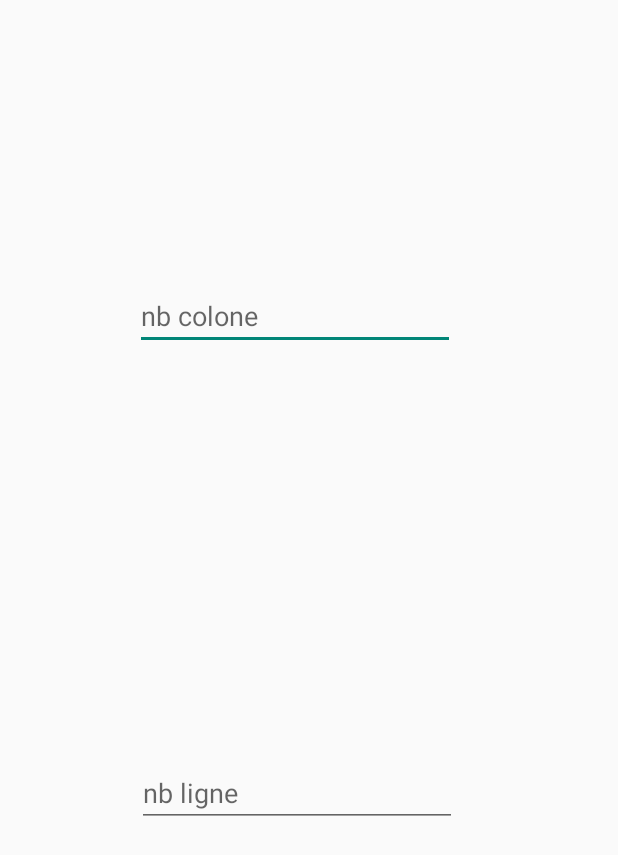
After one commit to CorentinGautier/SIAMAMUSE, an Android app: the Activity_CreationPlateau screen opened directly, with no data from a screen before it, on a phone screen of 412 x 824 dp. The commit adds this screen. Shown: the top 855 px of the screen. Run offline under Robolectric (Android 15) with nearby library versions, the phone set to English and light mode, and no system bars.

Commit message:
EditMatrice debut

```diff
--- a/app/src/main/AndroidManifest.xml
+++ b/app/src/main/AndroidManifest.xml
@@ -19,8 +19,9 @@
         <activity android:name=".Activity_Option" />
         <activity android:name=".Activity_OptionJeu" />
         <activity android:name=".Activity_Partie" />
-        <activity android:name=".Activity_PageDeVictoire"/>
-            <activity android:name=".Tutoriel.Activity_Tutoriel" />
+        <activity android:name=".Activity_PageDeVictoire" />
+        <activity android:name=".Tutoriel.Activity_Tutoriel" />
+        <activity android:name=".Plateau.Activity_CreationPlateau"></activity>
     </application>
 
 </manifest>
--- /dev/null
+++ b/app/src/main/java/corp/siam/siamamuse/Plateau/Activity_CreationPlateau.java
@@ -0,0 +1,58 @@
+package corp.siam.siamamuse.Plateau;
+
+import android.support.v7.app.AppCompatActivity;
+import android.os.Bundle;
+import android.util.Log;
+import android.view.View;
+import android.widget.EditText;
+
+import corp.siam.siamamuse.R;
+
+public class Activity_CreationPlateau extends AppCompatActivity {
+
+
+    EditText editTextNbColone;
+    EditText editTextNbLigne;
+
+    private static int nbColone;
+    private static int nbLigne;
+
+
+
+    @Override
+    protected void onCreate(Bundle savedInstanceState) {
+        super.onCreate(savedInstanceState);
+        setContentView(R.layout.activity__creation_plateau);
+
+        editTextNbColone = findViewById(R.id.editTextNbColone);
+        editTextNbLigne = findViewById(R.id.editTextNbLigne);
+
+    }
+
+
+    public void onClick(View v) {
+String nbColoneS = editTextNbColone.getText().toString();
+Log.e("nbColone",nbColoneS);
+nbColone =  Integer.decode(nbColoneS);
+String nbLigneS = editTextNbLigne.getText().toString();
+Log.e("nbLigne", nbLigneS);
+        nbLigne =  Integer.decode(nbLigneS);
+
+    }
+
+    public static int getNbColone() {
+        return nbColone;
+    }
+
+    public void setNbColone(int nbColone) {
+        this.nbColone = nbColone;
+    }
+
+    public static int getNbLigne() {
+        return nbLigne;
+    }
+
+    public void setNbLigne(int nbLigne) {
+        this.nbLigne = nbLigne;
+    }
+}
--- a/app/src/main/java/corp/siam/siamamuse/Tutoriel/SlideAdapterTuto.java
+++ b/app/src/main/java/corp/siam/siamamuse/Tutoriel/SlideAdapterTuto.java
@@ -21,12 +21,15 @@ public class SlideAdapterTuto extends PagerAdapter {
             R.drawable.elephant,
             R.drawable.tuto_un,
             R.drawable.tuto_deux,
+
             R.drawable.tuto_trois,
             R.drawable.tuto_quatre,
             R.drawable.tuto_cinq,
+
             R.drawable.tuto_six,
             R.drawable.tuto_sept,
             R.drawable.tuto_huit,
+
             R.drawable.rhinoceros
     };
 
@@ -64,7 +67,6 @@ public class SlideAdapterTuto extends PagerAdapter {
             "Lorsqu’un rocher du plateau, la partie est terminé. Mais attention : le gagnant est le joueur qui est le plus proche du Rocher et dans le même sens de poussée.",
 
             "Un animal qui sort du plateau suite à une poussé n’est pas éliminé, il est récupéré par son propriétaire et pourra être joué plus tard dans la partie.",
-            "Glenn LOUARN, Corentin MILCENT, Christophe PEROUMAL TEVANIN, Aymeric COUPRIE, Corentin GAUTIER",
 
         };
 
--- /dev/null
+++ b/app/src/main/res/layout/activity__creation_plateau.xml
@@ -0,0 +1,42 @@
+<?xml version="1.0" encoding="utf-8"?>
+<android.support.constraint.ConstraintLayout xmlns:android="http://schemas.android.com/apk/res/android"
+    xmlns:app="http://schemas.android.com/apk/res-auto"
+    xmlns:tools="http://schemas.android.com/tools"
+    android:layout_width="match_parent"
+    android:layout_height="match_parent"
+    tools:context=".Plateau.Activity_CreationPlateau">
+
+    <EditText
+        android:id="@+id/editTextNbColone"
+        android:layout_width="wrap_content"
+        android:layout_height="wrap_content"
+        android:layout_marginStart="8dp"
+        android:layout_marginTop="188dp"
+        android:layout_marginEnd="8dp"
+        android:ems="10"
+        android:hint="nb colone"
+        android:inputType="textPersonName"
+        android:textColor="@android:color/white"
+        app:layout_constraintEnd_toEndOf="parent"
+        app:layout_constraintHorizontal_bias="0.45"
+        app:layout_constraintStart_toStartOf="parent"
+        app:layout_constraintTop_toTopOf="parent" />
+
+    <EditText
+        android:id="@+id/editTextNbLigne"
+        android:layout_width="wrap_content"
+        android:layout_height="wrap_content"
+        android:layout_marginStart="8dp"
+        android:layout_marginTop="8dp"
+        android:layout_marginEnd="24dp"
+        android:layout_marginBottom="8dp"
+        android:ems="10"
+        android:hint="nb ligne"
+        android:inputType="textPersonName"
+        android:textColor="@android:color/white"
+        app:layout_constraintBottom_toBottomOf="parent"
+
+        app:layout_constraintEnd_toEndOf="parent"
+        app:layout_constraintStart_toStartOf="parent"
+        app:layout_constraintTop_toBottomOf="@+id/editTextNbColone" />
+</android.support.constraint.ConstraintLayout>
```
Also changed, not shown: app/src/main/java/corp/siam/siamamuse/Activity_Option.java (+7 -0 lines), app/src/main/java/corp/siam/siamamuse/Plateau/Matrice.java (added, +34 -0 lines), app/src/main/res/layout/activity_option.xml (+17 -0 lines).
